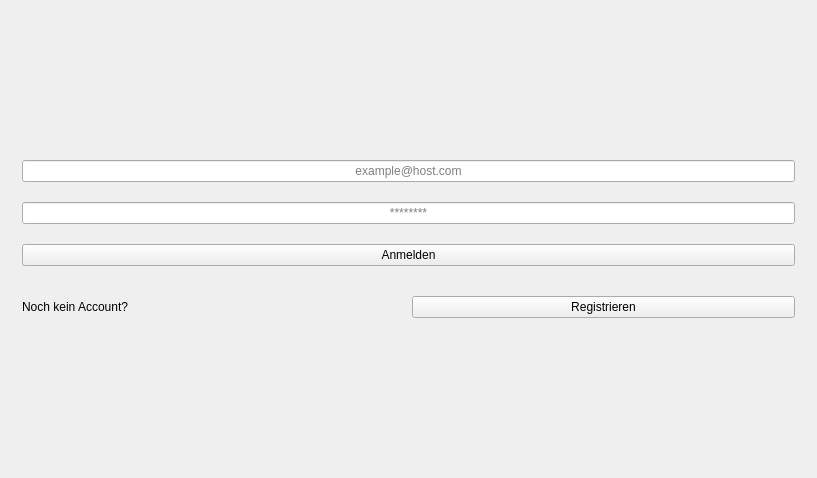
JVoigt1234/18pme22, file app/DiaThesis/mainwindow.ui: the form before one commit.
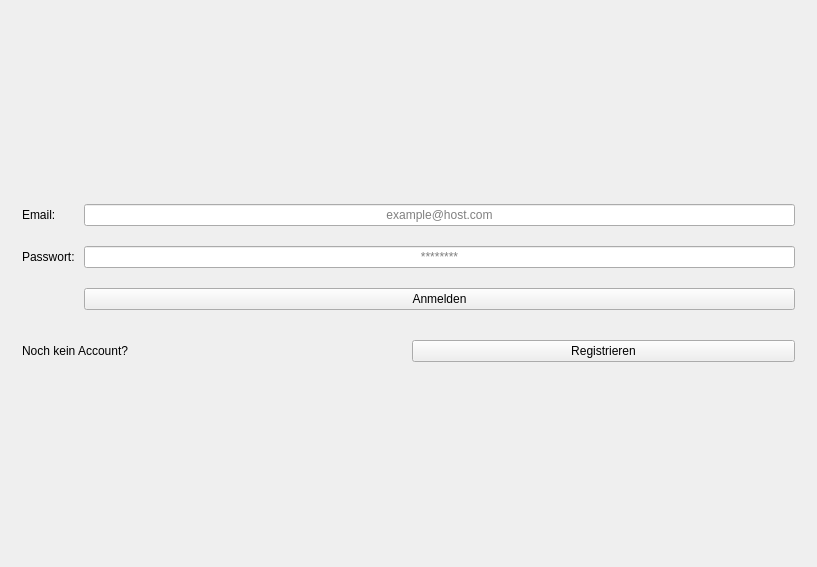
The form after the commit. The open tabs and pages were chosen to show the change. Icons and pictures are not drawn.

What changed in the file:
```diff
--- a/app/DiaThesis/mainwindow.ui
+++ b/app/DiaThesis/mainwindow.ui
@@ -7,7 +7,7 @@
     <x>0</x>
     <y>0</y>
     <width>817</width>
-    <height>478</height>
+    <height>567</height>
    </rect>
   </property>
   <property name="windowTitle">
@@ -70,19 +70,22 @@
           <property name="verticalSpacing">
            <number>30</number>
           </property>
-          <item row="0" column="0">
+          <item row="0" column="1">
            <layout class="QGridLayout" name="gridLayout">
             <property name="verticalSpacing">
              <number>20</number>
             </property>
-            <item row="3" column="0">
+            <item row="2" column="0">
+             <layout class="QVBoxLayout" name="verticalLayout"/>
+            </item>
+            <item row="3" column="2">
              <widget class="QPushButton" name="anmelden_btn">
               <property name="text">
                <string>Anmelden</string>
               </property>
              </widget>
             </item>
-            <item row="2" column="0">
+            <item row="2" column="2">
              <widget class="QLineEdit" name="passwort_le">
               <property name="echoMode">
                <enum>QLineEdit::Password</enum>
@@ -95,7 +98,7 @@
               </property>
              </widget>
             </item>
-            <item row="1" column="0">
+            <item row="1" column="2">
              <widget class="QLineEdit" name="mail_le">
               <property name="alignment">
                <set>Qt::AlignCenter</set>
@@ -105,9 +108,23 @@
               </property>
              </widget>
             </item>
+            <item row="2" column="1">
+             <widget class="QLabel" name="label">
+              <property name="text">
+               <string>Passwort: </string>
+              </property>
+             </widget>
+            </item>
+            <item row="1" column="1">
+             <widget class="QLabel" name="label_3">
+              <property name="text">
+               <string>Email:</string>
+              </property>
+             </widget>
+            </item>
            </layout>
           </item>
-          <item row="1" column="0">
+          <item row="2" column="1">
            <layout class="QHBoxLayout" name="horizontalLayout">
             <property name="sizeConstraint">
              <enum>QLayout::SetNoConstraint</enum>
```
Left out of the diff: 2 changed lines with no effect on the pictures.
